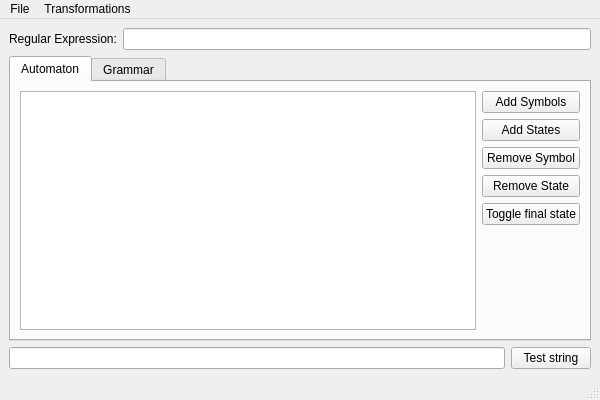
Old version of the form ui/main_window.ui in the repository matheuspb/simone.
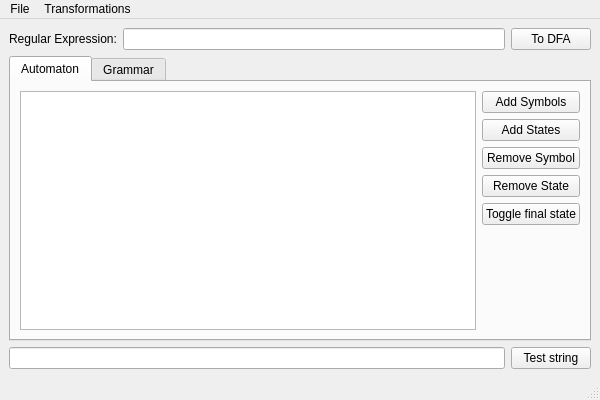
New version of the form.

Diff of the .ui file:
```diff
--- a/ui/main_window.ui
+++ b/ui/main_window.ui
@@ -27,6 +27,13 @@
       <item>
        <widget class="QLineEdit" name="regexInput"/>
       </item>
+      <item>
+       <widget class="QPushButton" name="regexToDFAButton">
+        <property name="text">
+         <string>To DFA</string>
+        </property>
+       </widget>
+      </item>
      </layout>
     </item>
     <item>
```
